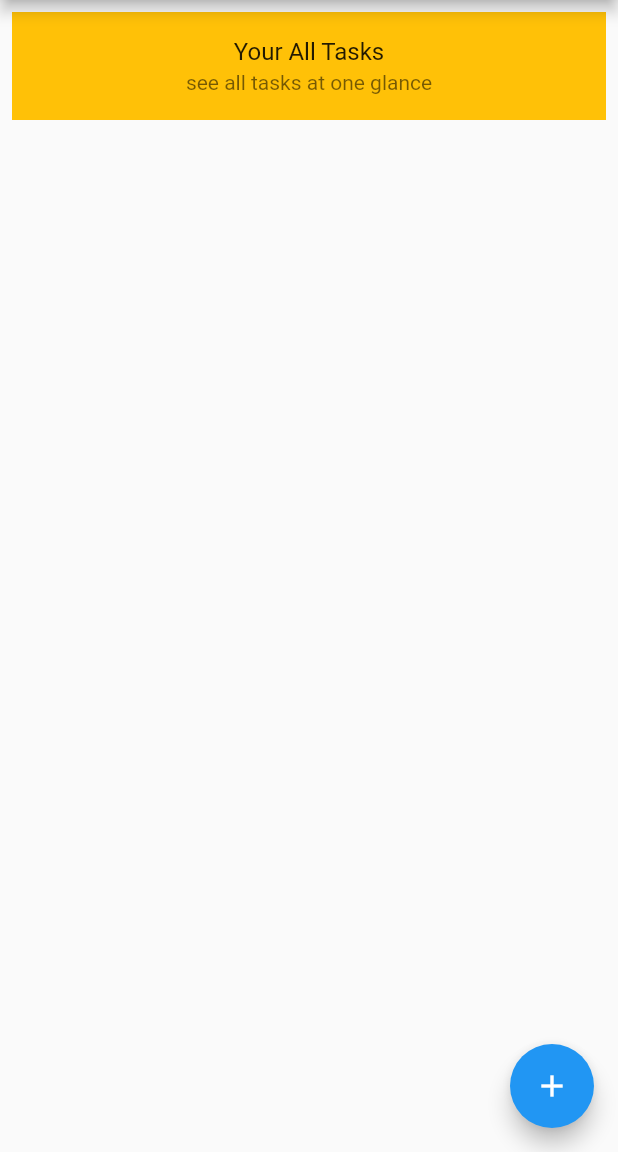
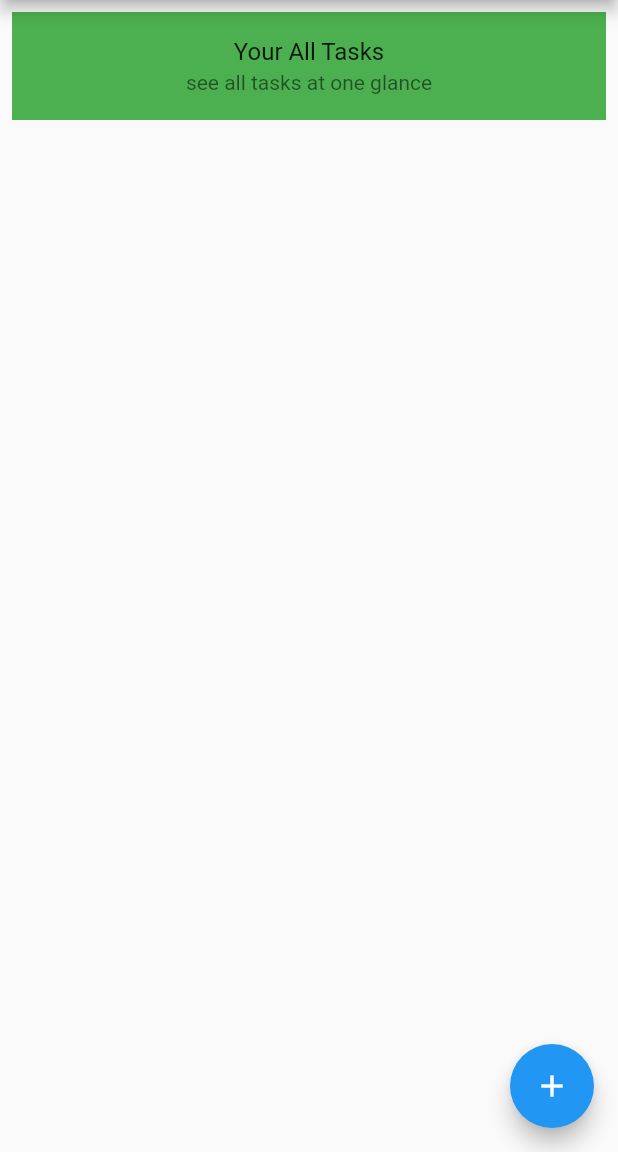
Before and after one commit to StrdImging/Flutter-Test-Projects, a Flutter app: the screen it shows after launch, on a phone screen of 412 x 824 dp, the part 84-1236 px from its top. Run offline on Flutter 3.47's test engine with Material 2 defaults, Android fonts, the phone set to English and light mode, and no system bars; our stand-ins replace flutter_slidable, google_fonts.

```diff
--- a/todoappv2/todoappv2/lib/pages/home/HomeController.dart
+++ b/todoappv2/todoappv2/lib/pages/home/HomeController.dart
@@ -15,7 +15,7 @@ class _HomeControllerState extends State<HomeController> {
         backgroundColor: Colors.blue,
         child: const Icon(Icons.add),
         ),
-       body:ListView(
+       body:Column(
         children: [
           Padding(
             padding: const EdgeInsets.all(8.0),
@@ -23,7 +23,7 @@ class _HomeControllerState extends State<HomeController> {
               title: Center(child: Text("Your All Tasks")),
               subtitle: Center(child: Text("see all tasks at one glance")),
               onLongPress: (){},
-              tileColor: Colors.amber,
+              tileColor: Colors.green,
             ),
           ),
         ],
```
Also changed, not shown: todoappv2/todoappv2/lib/models/todo_model.dart (+11 -0 lines).
